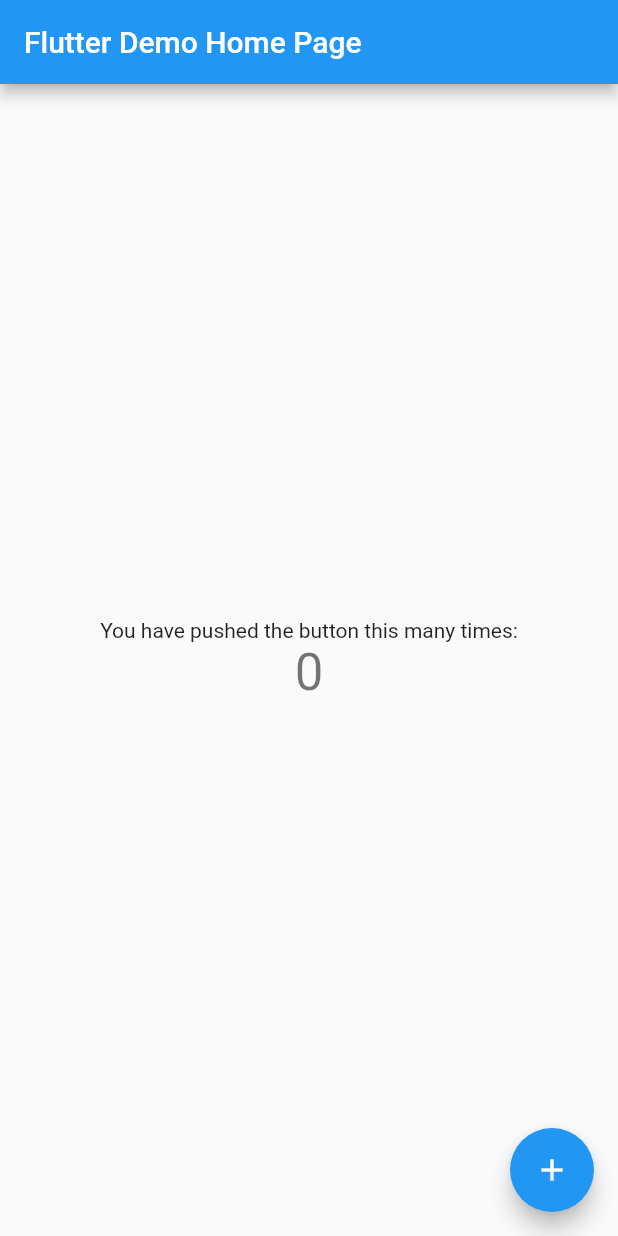
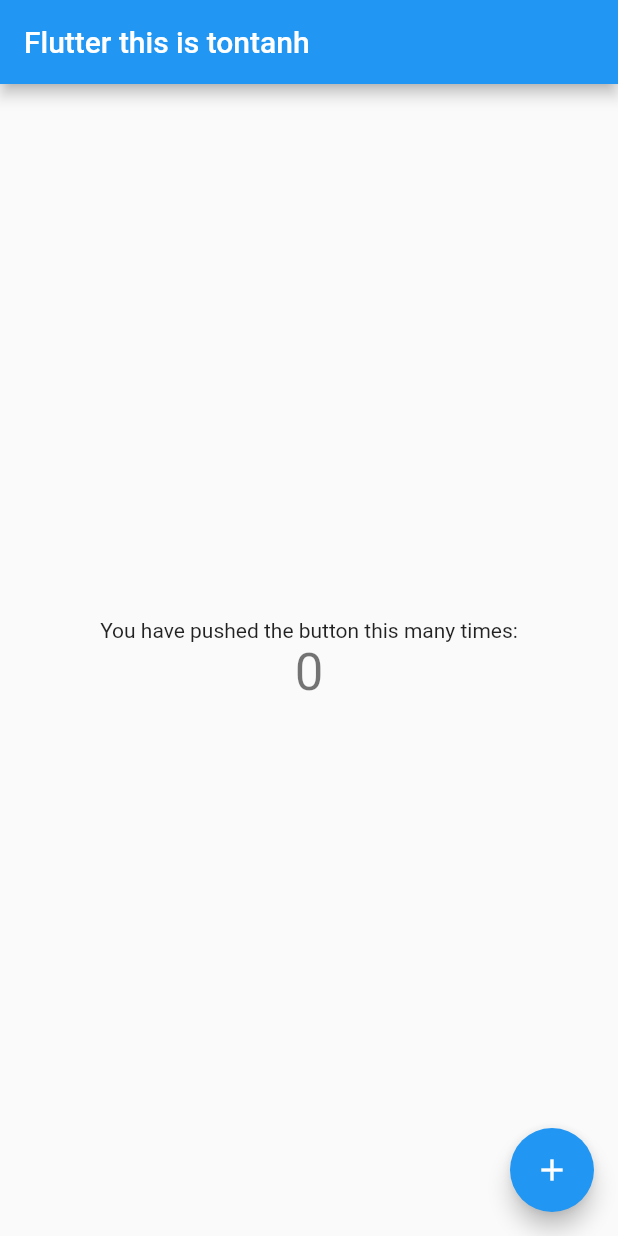
Before and after one commit to tontanh/app1, a Flutter app: the screen it shows after launch, on a phone screen of 412 x 824 dp. Run offline on Flutter 3.47's test engine with Material 2 defaults, Android fonts, the phone set to English and light mode, and no system bars.

Commit message:
2  commit

```diff
--- a/lib/main.dart
+++ b/lib/main.dart
@@ -9,7 +9,7 @@ class MyApp extends StatelessWidget {
   @override
   Widget build(BuildContext context) {
     return MaterialApp(
-      title: 'Flutter Demo',
+      title: 'Flutter day0',
       theme: ThemeData(
         // This is the theme of your application.
         //
@@ -26,7 +26,7 @@ class MyApp extends StatelessWidget {
         // closer together (more dense) than on mobile platforms.
         visualDensity: VisualDensity.adaptivePlatformDensity,
       ),
-      home: MyHomePage(title: 'Flutter Demo Home Page'),
+      home: MyHomePage(title: 'Flutter this is tontanh'),
     );
   }
 }
```
